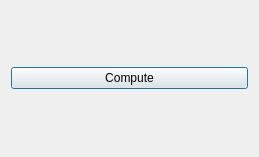
This is mi_companion/entry_points/add_language_to_group/dialog.ui in MapsPeople/mi_companion as Qt 5 draws it before an edit. The edited form follows.
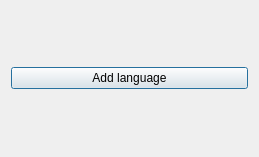
This is the edited form.

Commit message: adding language button. Still needs work on a check that the default languages is not set to something that is not in the available languages when uploading. Backend allows it, but we shouldnt, as it sort of breaks the solution.

What changed in the file:
```diff
--- a/mi_companion/entry_points/add_language_to_group/dialog.ui
+++ b/mi_companion/entry_points/add_language_to_group/dialog.ui
@@ -19,7 +19,7 @@
                     <item>
                         <widget class="QPushButton" name="compute_button">
                             <property name="text">
-                                <string>Compute</string>
+                                <string>Add language</string>
                             </property>
                         </widget>
                     </item>
```
Left out of the diff: 2 changed lines with no effect on the pictures. The commit also changes 12 other files.
